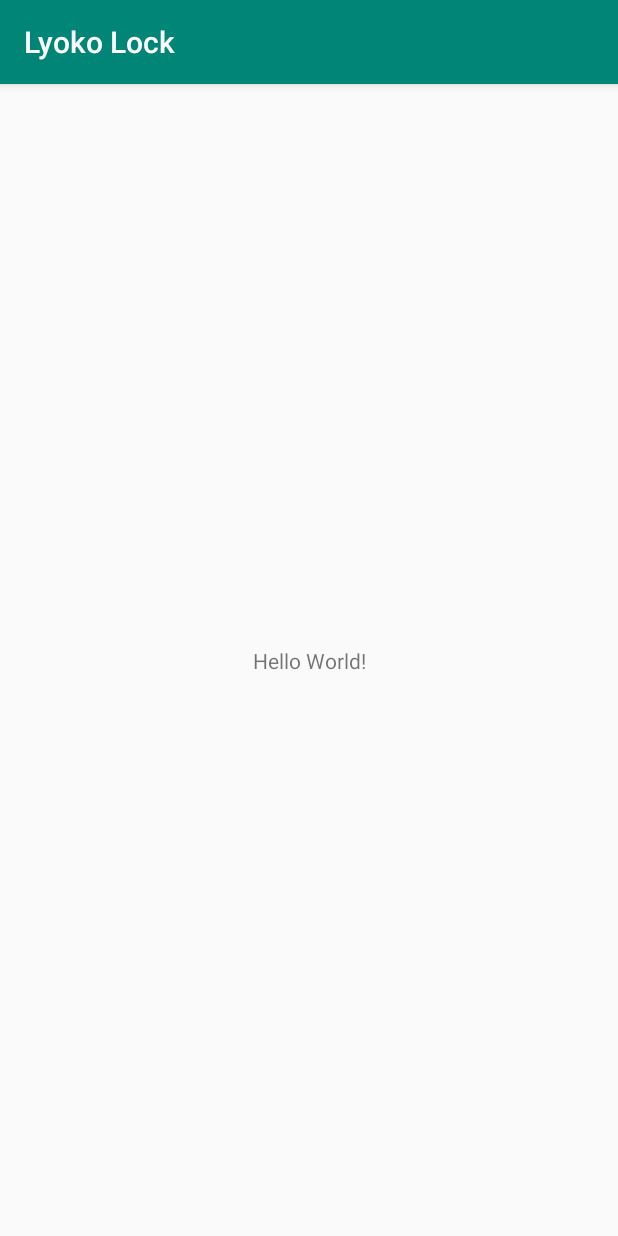
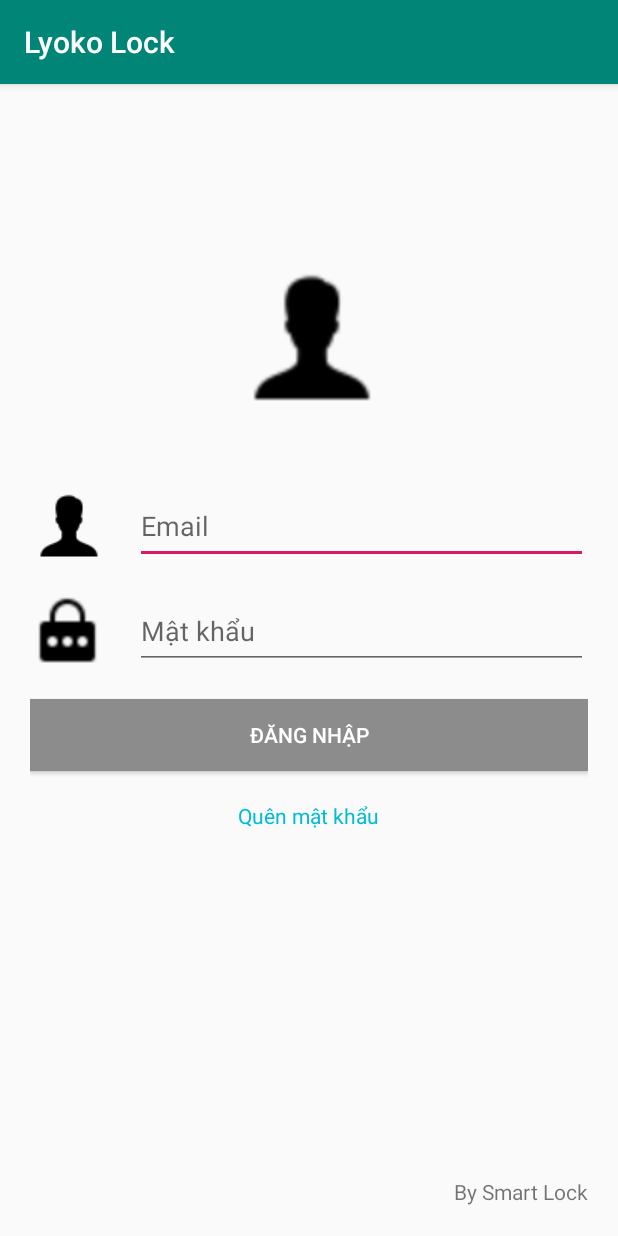
Before and after one commit to chaienoto/smartlock, an Android app: the screen it shows after launch (MainActivity), on a phone screen of 412 x 824 dp. Run offline under Robolectric (Android 15) with nearby library versions, the phone set to English and light mode, and no system bars.

Commit message:
Đăng nhập

```diff
--- a/mobile/app/build.gradle
+++ b/mobile/app/build.gradle
@@ -5,7 +5,7 @@ android {
     buildToolsVersion "29.0.2"
     defaultConfig {
         applicationId "com.lyoko.smartlock"
-        minSdkVersion 15
+        minSdkVersion 17
         targetSdkVersion 29
         versionCode 1
         versionName "1.0"
--- a/mobile/app/src/main/res/layout/activity_main.xml
+++ b/mobile/app/src/main/res/layout/activity_main.xml
@@ -1,18 +1,86 @@
 <?xml version="1.0" encoding="utf-8"?>
-<androidx.constraintlayout.widget.ConstraintLayout xmlns:android="http://schemas.android.com/apk/res/android"
+<RelativeLayout xmlns:android="http://schemas.android.com/apk/res/android"
     xmlns:app="http://schemas.android.com/apk/res-auto"
     xmlns:tools="http://schemas.android.com/tools"
     android:layout_width="match_parent"
     android:layout_height="match_parent"
+    android:padding="20dp"
     tools:context=".MainActivity">
+
+
+
+
+
+            <ImageView
+                android:id="@+id/logo"
+                android:layout_width="100dp"
+                android:layout_height="100dp"
+                android:layout_centerHorizontal="true"
+                android:layout_marginTop="100dp"
+                android:src="@drawable/ic_username" />
+
+            <ImageView
+                android:id="@+id/imgUsername"
+                android:layout_width="50dp"
+                android:layout_height="50dp"
+                android:layout_below="@+id/logo"
+                android:layout_marginTop="50dp"
+                android:src="@drawable/ic_username" />
+
+            <ImageView
+                android:id="@+id/imgPassword"
+                android:layout_width="50dp"
+                android:layout_height="50dp"
+                android:layout_below="@+id/imgUsername"
+                android:layout_marginTop="20dp"
+                android:src="@drawable/ic_password" />
+
+            <EditText
+                android:id="@+id/etUsername"
+                android:layout_width="match_parent"
+                android:layout_height="50dp"
+                android:layout_marginStart="70dp"
+                android:layout_below="@+id/logo"
+                android:layout_marginTop="50dp"
+                android:hint="Email"/>
+
+            <EditText
+                android:id="@+id/etPassword"
+                android:layout_width="match_parent"
+                android:layout_height="50dp"
+                android:layout_marginStart="70dp"
+                android:layout_below="@+id/etUsername"
+                android:layout_marginTop="20dp"
+                android:hint="Mật khẩu"/>
+
+            <Button
+                android:id="@+id/btnLogin"
+                android:layout_width="match_parent"
+                android:layout_height="wrap_content"
+                android:text="Đăng nhập"
+                android:textColor="#ffffff"
+                android:background="#8D8C8C"
+                android:layout_below="@+id/imgPassword"
+                android:layout_marginTop="20dp"/>
 
     <TextView
         android:layout_width="wrap_content"
         android:layout_height="wrap_content"
-        android:text="Hello World!"
-        app:layout_constraintBottom_toBottomOf="parent"
-        app:layout_constraintLeft_toLeftOf="parent"
-        app:layout_constraintRight_toRightOf="parent"
-        app:layout_constraintTop_toTopOf="parent" />
+        android:text="Quên mật khẩu"
+        android:textColor="#00BCD4"
+        android:layout_marginTop="20dp"
+        android:layout_below="@+id/btnLogin"
+        android:layout_centerHorizontal="true"/>
+    <TextView
+        android:layout_width="wrap_content"
+        android:layout_height="wrap_content"
+        android:text="By Smart Lock"
+        android:layout_alignParentEnd="true"
+        android:layout_alignParentBottom="true"/>
 
-</androidx.constraintlayout.widget.ConstraintLayout>
+
+
+
+
+
+</RelativeLayout>
```
Also changed, not shown: mobile/app/src/main/res/drawable/ic_password.png (added), mobile/app/src/main/res/drawable/ic_username.png (added).
